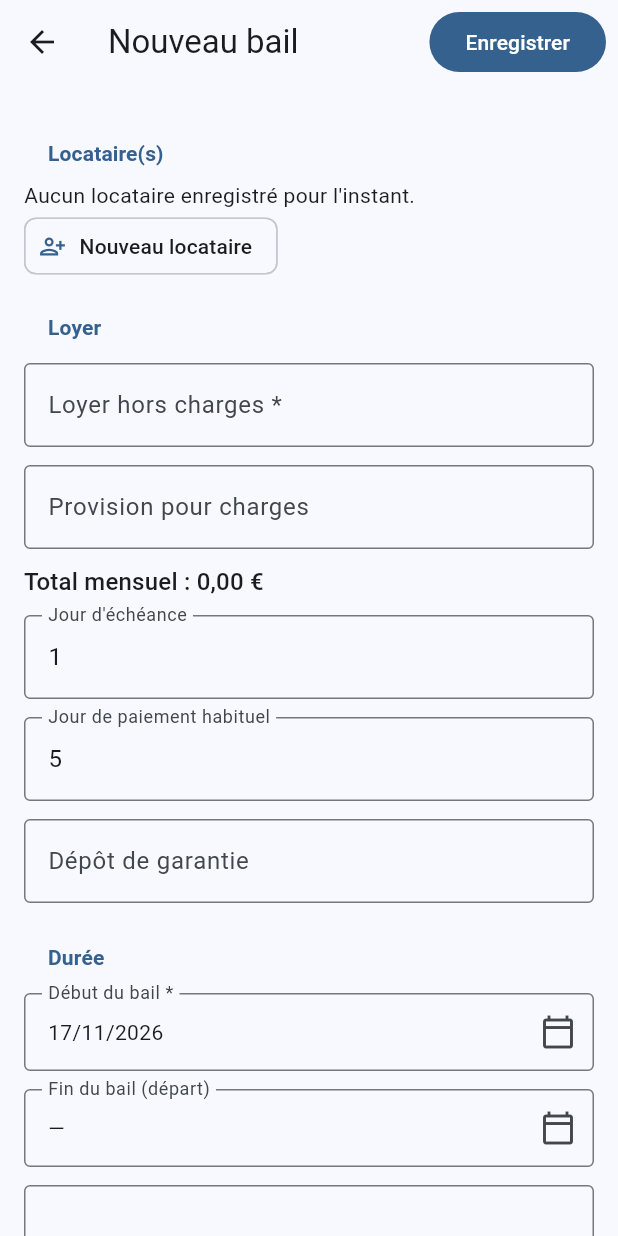
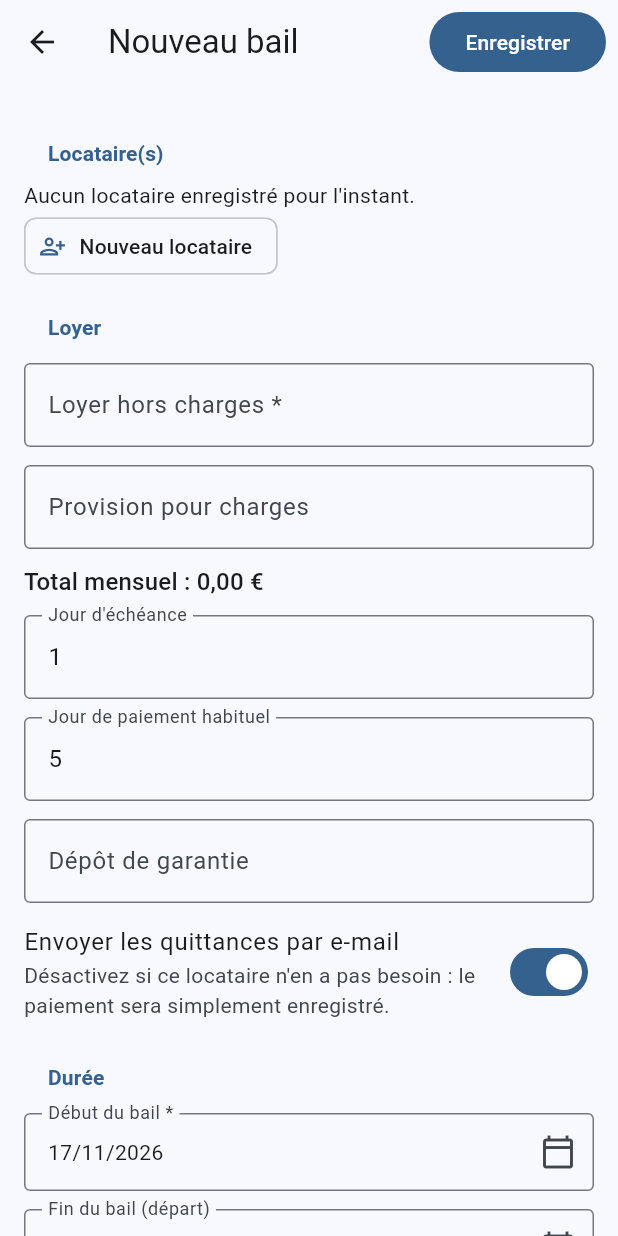
Before and after one commit to celestindeal/Application-de-gestion-locative, a Flutter app: the LeaseFormPage screen opened directly with empty values, on a phone screen of 412 x 824 dp. Run offline on Flutter 3.47's test engine with Material 3 defaults, Android fonts, the phone set to English and light mode, and no system bars; our stand-ins replace flutter_riverpod, go_router, google_sign_in, pdf, sembast, sembast_web and 1 more; missing offline and left inert: dart:js_interop.

Commit message:
Environnements test/prod et option « pas d'envoi de quittance »
- Deux environnements sur GitHub Pages : prod (main) à la racine,
  test (branche test) sous /test/, avec base locale séparée et bandeau
  « TEST » (APP_ENV au build)
- Bail : option « Envoyer les quittances par e-mail » ; désactivée, le
  paiement est enregistré sans envoi et affiché comme réglé
- Processus test -> prod documenté dans CLAUDE.md et le README

Co-Authored-By: Claude Opus 5.5 <noreply@anthropic.com>

```diff
--- /dev/null
+++ b/lib/core/env.dart
@@ -0,0 +1,16 @@
+/// Environnement de l'application, fixé à la compilation :
+///   flutter build web --dart-define=APP_ENV=test
+///
+/// - prod : utilisation au quotidien (données réelles)
+/// - test : validation des nouveautés avant mise en prod. Base de données
+///   séparée et bandeau « TEST » pour ne jamais confondre les deux.
+abstract final class AppEnv {
+  static const name = String.fromEnvironment('APP_ENV', defaultValue: 'prod');
+  static const isTest = name == 'test';
+
+  /// Nom de la base locale (IndexedDB). Les deux environnements sont servis
+  /// depuis le même domaine : des noms distincts évitent tout mélange.
+  static const databaseName = isTest
+      ? 'gestion_locative_test'
+      : 'gestion_locative';
+}
--- a/lib/data/database_factory_web.dart
+++ b/lib/data/database_factory_web.dart
@@ -1,4 +1,6 @@
 import 'package:sembast_web/sembast_web.dart';
 
+import '../core/env.dart';
+
 Future<Database> openLocalDatabase() =>
-    databaseFactoryWeb.openDatabase('gestion_locative');
+    databaseFactoryWeb.openDatabase(AppEnv.databaseName);
--- a/lib/features/leases/lease_form_page.dart
+++ b/lib/features/leases/lease_form_page.dart
@@ -27,6 +27,7 @@ class _LeaseFormPageState extends ConsumerState<LeaseFormPage> {
   final _deposit = TextEditingController();
   final _dueDay = TextEditingController(text: '1');
   final _paymentDay = TextEditingController(text: '5');
+  bool _sendReceipts = true;
   final _notes = TextEditingController();
   DateTime? _start = DateTime.now();
   DateTime? _end;
@@ -54,6 +55,7 @@ class _LeaseFormPageState extends ConsumerState<LeaseFormPage> {
         _deposit.text = Money.toInput(l.depositCents);
         _dueDay.text = '${l.dueDay}';
         _paymentDay.text = '${l.paymentDay}';
+        _sendReceipts = l.sendReceipts;
         _notes.text = l.notes;
         _start = l.startDate;
         _end = l.endDate;
@@ -92,6 +94,7 @@ class _LeaseFormPageState extends ConsumerState<LeaseFormPage> {
       depositCents: Money.parse(_deposit.text) ?? 0,
       dueDay: (int.tryParse(_dueDay.text) ?? 1).clamp(1, 31),
       paymentDay: (int.tryParse(_paymentDay.text) ?? 5).clamp(1, 31),
+      sendReceipts: _sendReceipts,
       notes: _notes.text.trim(),
       createdAt: _existing?.createdAt,
     );
@@ -238,6 +241,16 @@ class _LeaseFormPageState extends ConsumerState<LeaseFormPage> {
                       controller: _deposit,
                       label: 'Dépôt de garantie',
                     ),
+                    SwitchListTile(
+                      contentPadding: EdgeInsets.zero,
+                      title: const Text('Envoyer les quittances par e-mail'),
+                      subtitle: const Text(
+                        'Désactivez si ce locataire n\'en a pas besoin : '
+                        'le paiement sera simplement enregistré.',
+                      ),
+                      value: _sendReceipts,
+                      onChanged: (v) => setState(() => _sendReceipts = v),
+                    ),
                     const SectionTitle('Durée'),
                     FieldRow(
                       children: [
--- a/lib/features/receipts/payment_actions.dart
+++ b/lib/features/receipts/payment_actions.dart
@@ -37,7 +37,7 @@ abstract final class PaymentActions {
     required int month,
     int? paidCents,
     DateTime? paymentDate,
-    bool sendEmail = true,
+    bool? sendEmail,
   }) async {
     final settings = _settings(ref);
     if (!_checkLandlord(context, settings)) return;
@@ -50,7 +50,7 @@ abstract final class PaymentActions {
           month: month,
           paidCents: paidCents,
           paymentDate: paymentDate,
-          sendEmail: sendEmail,
+          sendEmail: sendEmail ?? lease.sendReceipts,
         );
     if (!context.mounted) return;
     if (outcome.sent) {
@@ -82,7 +82,7 @@ abstract final class PaymentActions {
     final due = lease.totalForMonth(year, month);
     final amount = TextEditingController(text: Money.toInput(due));
     var date = initialDate ?? lease.defaultPaymentDate(year, month);
-    var send = true;
+    var send = lease.sendReceipts;
     final form = GlobalKey<FormState>();
     final confirmed = await showDialog<bool>(
       context: context,
--- a/lib/models/lease.dart
+++ b/lib/models/lease.dart
@@ -13,6 +13,7 @@ class Lease implements Entity {
     this.chargesCents = 0,
     this.dueDay = 1,
     this.paymentDay = 5,
+    this.sendReceipts = true,
     this.depositCents = 0,
     this.notes = '',
     DateTime? createdAt,
@@ -38,6 +39,9 @@ class Lease implements Entity {
 
   /// Jour où le locataire paie habituellement (date proposée par défaut).
   final int paymentDay;
+
+  /// Envoyer la quittance par e-mail à chaque paiement validé.
+  final bool sendReceipts;
   final int depositCents;
   final String notes;
   final DateTime createdAt;
@@ -117,6 +121,7 @@ class Lease implements Entity {
     int? chargesCents,
     int? dueDay,
     int? paymentDay,
+    bool? sendReceipts,
     int? depositCents,
     String? notes,
   }) => Lease(
@@ -129,6 +134,7 @@ class Lease implements Entity {
     chargesCents: chargesCents ?? this.chargesCents,
     dueDay: dueDay ?? this.dueDay,
     paymentDay: paymentDay ?? this.paymentDay,
+    sendReceipts: sendReceipts ?? this.sendReceipts,
     depositCents: depositCents ?? this.depositCents,
     notes: notes ?? this.notes,
     createdAt: createdAt,
@@ -145,6 +151,7 @@ class Lease implements Entity {
     'chargesCents': chargesCents,
     'dueDay': dueDay,
     'paymentDay': paymentDay,
+    'sendReceipts': sendReceipts,
     'depositCents': depositCents,
     'notes': notes,
     'createdAt': createdAt.toIso8601String(),
@@ -161,6 +168,7 @@ class Lease implements Entity {
     chargesCents: (json['chargesCents'] as num?)?.toInt() ?? 0,
     dueDay: (json['dueDay'] as num?)?.toInt() ?? 1,
     paymentDay: (json['paymentDay'] as num?)?.toInt() ?? 5,
+    sendReceipts: json['sendReceipts'] as bool? ?? true,
     depositCents: (json['depositCents'] as num?)?.toInt() ?? 0,
     notes: json['notes'] as String? ?? '',
     createdAt: Dates.tryParseIso(json['createdAt']),
```
Also changed, not shown: lib/app/app.dart (+10 -1 lines), lib/features/dashboard/dashboard_page.dart (+8 -4 lines), 3 other files.
